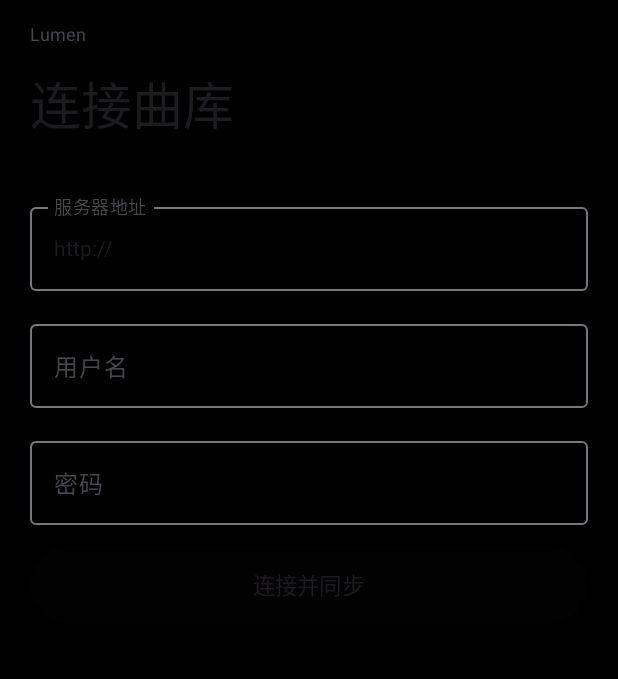
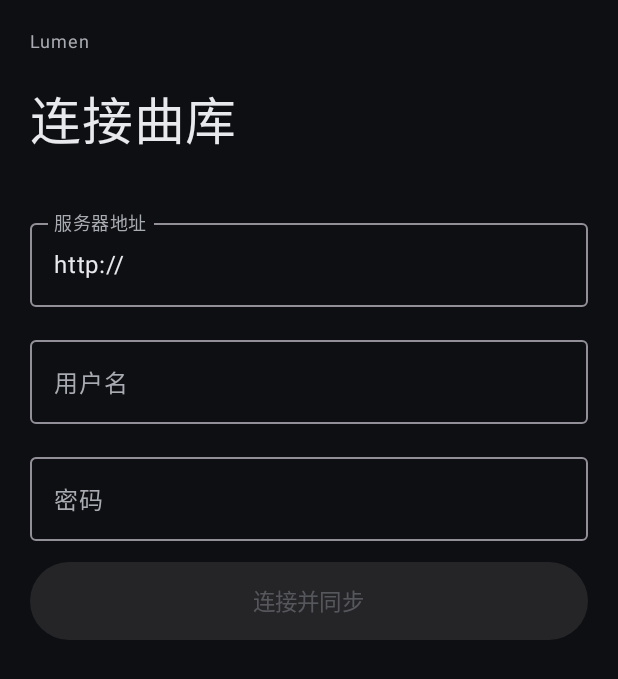
Before and after one commit to SolitaER23/Lumen, an Android app built with Jetpack Compose: the screen it shows after launch (MainActivity), on a phone screen of 412 x 824 dp. Shown: the top 679 px of the screen. Run offline under Robolectric (Android 15) with nearby library versions, the phone set to English and light mode, and no system bars; libraries missing offline, so code that uses them is left out: androidx.palette.graphics, com.gpo.yoin; pictures from the network do not load.

Commit message:
fix(login): wrap login in MaterialTheme; bump to 0.7.0 (versionCode 29)

```diff
--- a/android/app/build.gradle.kts
+++ b/android/app/build.gradle.kts
@@ -12,8 +12,8 @@ android {
         applicationId = "com.example.app"
         minSdk = 26
         targetSdk = 36
-        versionCode = 1
-        versionName = "0.7.0-alpha1"
+        versionCode = 29
+        versionName = "0.7.0"
         ndk { abiFilters += listOf("arm64-v8a") }
     }
 
--- a/android/app/src/main/java/com/example/app/MainActivity.kt
+++ b/android/app/src/main/java/com/example/app/MainActivity.kt
@@ -145,10 +145,15 @@ private fun App() {
     }
 
     if (!cfg.complete) {
-        LoginScreen(cfg, loading, error) { c ->
-            loading = true
-            cfg = c
-            SettingsStore.save(ctx, c)
+        // 登录页也要套主题，否则用的是 M3 默认浅色 → 深色字压在黑底上看不清
+        MaterialTheme(colorScheme = FallbackScheme) {
+            Surface(Modifier.fillMaxSize(), color = MaterialTheme.colorScheme.surface) {
+                LoginScreen(cfg, loading, error) { c ->
+                    loading = true
+                    cfg = c
+                    SettingsStore.save(ctx, c)
+                }
+            }
         }
         return
     }
```
